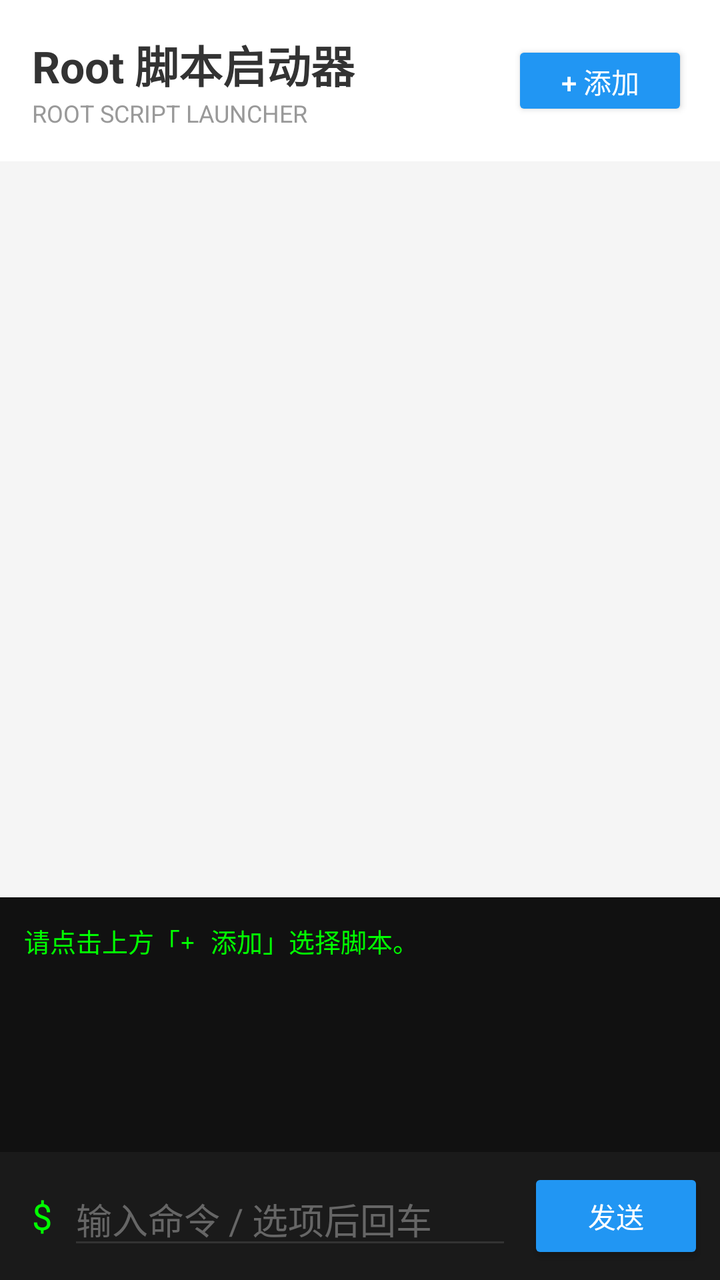
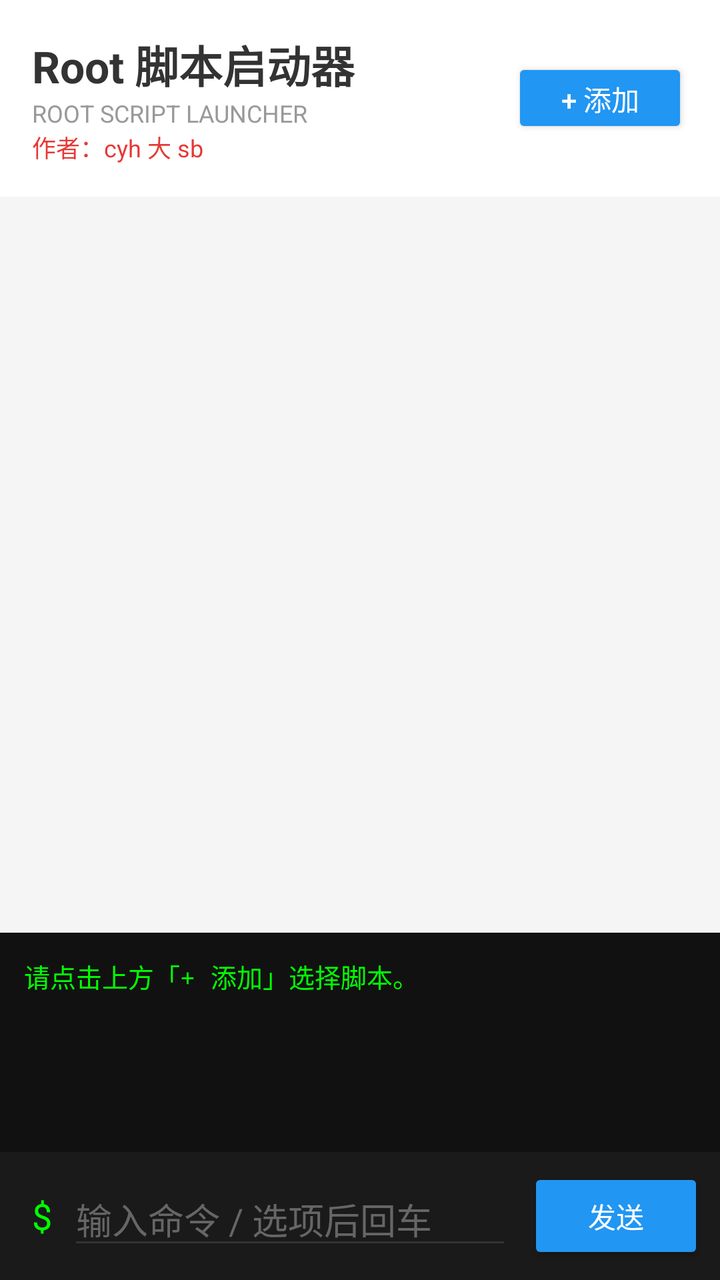

Before-and-after screenshots of an Android layout around one commit, followed by the original layout XML and the change that was made.
<!-- AndroidManifest.xml: application theme Theme.AppCompat.Light.NoActionBar -->
<!-- res/layout/activity_main.xml -->
<?xml version="1.0" encoding="utf-8"?>
<androidx.constraintlayout.widget.ConstraintLayout xmlns:android="http://schemas.android.com/apk/res/android"
    xmlns:app="http://schemas.android.com/apk/res-auto"
    android:layout_width="match_parent"
    android:layout_height="match_parent"
    android:background="#F5F5F5"
    android:fitsSystemWindows="true">

    
    <LinearLayout
        android:id="@+id/topBar"
        android:layout_width="match_parent"
        android:layout_height="wrap_content"
        android:orientation="horizontal"
        android:padding="16dp"
        android:gravity="center_vertical"
        android:background="#FFFFFF"
        app:layout_constraintTop_toTopOf="parent">

        <LinearLayout
            android:layout_width="0dp"
            android:layout_height="wrap_content"
            android:layout_weight="1"
            android:orientation="vertical">
            <TextView
                android:layout_width="wrap_content"
                android:layout_height="wrap_content"
                android:text="Root 脚本启动器"
                android:textSize="22sp"
                android:textStyle="bold"
                android:textColor="#333333" />
            <TextView
                android:layout_width="wrap_content"
                android:layout_height="wrap_content"
                android:text="ROOT SCRIPT LAUNCHER"
                android:textSize="12sp"
                android:textColor="#999999" />
        </LinearLayout>

        <Button
            android:id="@+id/btnAdd"
            android:layout_width="wrap_content"
            android:layout_height="40dp"
            android:text="+ 添加"
            android:textColor="#FFFFFF"
            android:backgroundTint="#2196F3" />
    </LinearLayout>

    
    <ListView
        android:id="@+id/lvScripts"
        android:layout_width="match_parent"
        android:layout_height="0dp"
        android:layout_margin="8dp"
        android:divider="@null"
        android:dividerHeight="8dp"
        android:background="@android:color/transparent"
        app:layout_constraintHeight_percent="0.55"
        app:layout_constraintTop_toBottomOf="@id/topBar" />

    
    <ScrollView
        android:id="@+id/scrollView"
        android:layout_width="match_parent"
        android:layout_height="0dp"
        android:layout_marginTop="8dp"
        android:background="#111111"
        app:layout_constraintBottom_toTopOf="@+id/bottomBar"
        app:layout_constraintTop_toBottomOf="@id/lvScripts">

        <TextView
            android:id="@+id/tvOutput"
            android:layout_width="match_parent"
            android:layout_height="wrap_content"
            android:fontFamily="monospace"
            android:textColor="#00FF00"
            android:textSize="13sp"
            android:padding="12dp"
            android:text="请点击上方「+ 添加」选择脚本。" />
    </ScrollView>

    
    <LinearLayout
        android:id="@+id/bottomBar"
        android:layout_width="match_parent"
        android:layout_height="wrap_content"
        android:orientation="horizontal"
        android:padding="8dp"
        android:background="#1A1A1A"
        android:gravity="center_vertical"
        app:layout_constraintBottom_toBottomOf="parent">

        <TextView
            android:layout_width="wrap_content"
            android:layout_height="wrap_content"
            android:text="$"
            android:textColor="#00FF00"
            android:textSize="18sp"
            android:paddingStart="8dp"
            android:paddingEnd="8dp" />

        <EditText
            android:id="@+id/etInput"
            android:layout_width="0dp"
            android:layout_height="wrap_content"
            android:layout_weight="1"
            android:hint="输入命令 / 选项后回车"
            android:textColor="#FFFFFF"
            android:textColorHint="#666666"
            android:backgroundTint="#333333"
            android:inputType="text" />

        <Button
            android:id="@+id/btnSend"
            android:layout_width="wrap_content"
            android:layout_height="wrap_content"
            android:text="发送"
            android:layout_marginStart="8dp"
            android:backgroundTint="#2196F3"
            android:textColor="#FFFFFF" />
    </LinearLayout>

</androidx.constraintlayout.widget.ConstraintLayout>
<!-- resources referenced by this layout -->
<resources>

</resources>

<!-- the commit's change to res/layout/activity_main.xml (unified diff, before → after) -->
@@ -35,6 +35,13 @@
                 android:text="ROOT SCRIPT LAUNCHER"
                 android:textSize="12sp"
                 android:textColor="#999999" />
+            
+            <TextView
+                android:layout_width="wrap_content"
+                android:layout_height="wrap_content"
+                android:text="作者：cyh 大 sb"
+                android:textSize="12sp"
+                android:textColor="#E53935" /> 
         </LinearLayout>
 
         <Button
